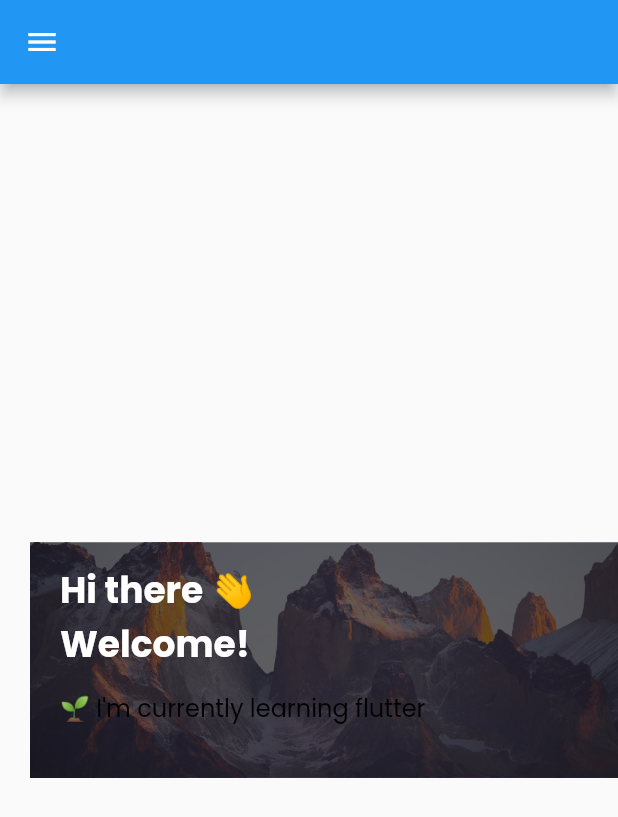
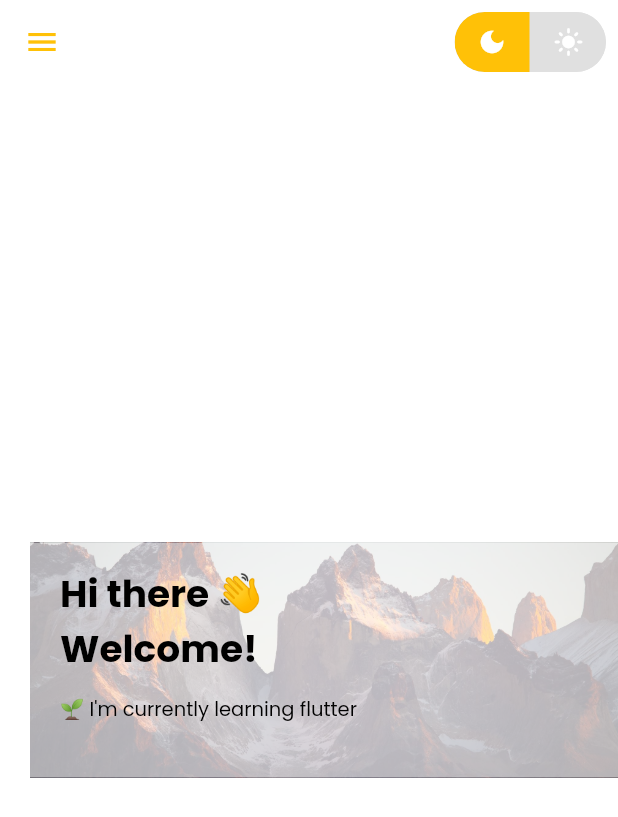
Before and after one commit to BishopSam/portfolio, a Flutter app: the screen it shows after launch, on a phone screen of 412 x 824 dp. Shown: the top 817 px of the screen. Run offline on Flutter 3.47's test engine with Material 2 defaults, Android fonts, the phone set to English and light mode, and no system bars; drawn by our look-alikes of animated_text_kit, toggle_switch; our stand-ins replace flutter_svg, google_fonts.

```diff
--- a/lib/main.dart
+++ b/lib/main.dart
@@ -2,20 +2,51 @@ import 'package:flutter/material.dart';
 import 'package:google_fonts/google_fonts.dart';
 import 'package:portfolio_app/src/constants/app_colors.dart';
 import 'package:portfolio_app/src/home/home_screen.dart';
+import 'package:portfolio_app/src/theme/theme_controller.dart';
+import 'package:portfolio_app/src/theme/theme_service.dart';
 
-void main() {
-  runApp(const MyApp());
+void main() async {
+  // Set up the SettingsController, which will glue user settings to multiple
+  // Flutter Widgets.
+  final themeController = ThemeController(ThemeService());
+
+  // Load the user's preferred theme while the splash screen is displayed.
+  // This prevents a sudden theme change when the app is first displayed.
+  await themeController.loadSettings();
+
+  // Run the app and pass in the SettingsController. The app listens to the
+  // SettingsController for changes, then passes it further down to the
+  // SettingsView.
+
+  runApp(MyApp(
+    themeController: themeController,
+  ));
 }
 
 class MyApp extends StatelessWidget {
-  const MyApp({super.key});
+  const MyApp({super.key, required this.themeController});
+  final ThemeController themeController;
 
   @override
   Widget build(BuildContext context) {
+    return AnimatedBuilder(
+        animation: themeController,
+        builder: (context, child) {
           return MaterialApp(
             title: 'Bishop\'s PortFolio',
-      theme: ThemeData().copyWith(
-        textTheme: GoogleFonts.poppinsTextTheme(Theme.of(context).textTheme)
+            debugShowCheckedModeBanner: false,
+            theme: ThemeData.light().copyWith(
+              primaryColor: primaryColor,
+              scaffoldBackgroundColor: Colors.white,
+              canvasColor: Colors.white,
+              appBarTheme: const AppBarTheme(
+                  color: Colors.transparent,
+                  elevation: 0,
+                  iconTheme: IconThemeData(
+                    color: primaryColor,
+                  )),
+              textTheme:
+                  GoogleFonts.poppinsTextTheme(Theme.of(context).textTheme)
                       .apply(bodyColor: Colors.black)
                       .copyWith(
                         bodyText1: const TextStyle(color: bodyTextColor),
@@ -26,14 +57,25 @@ class MyApp extends StatelessWidget {
               primaryColor: primaryColor,
               scaffoldBackgroundColor: bgColor,
               canvasColor: bgColor,
-        textTheme: GoogleFonts.poppinsTextTheme(Theme.of(context).textTheme)
+              appBarTheme: const AppBarTheme(
+                  color: Colors.transparent,
+                  elevation: 0,
+                  iconTheme: IconThemeData(
+                    color: primaryColor,
+                  )),
+              textTheme:
+                  GoogleFonts.poppinsTextTheme(Theme.of(context).textTheme)
                       .apply(bodyColor: Colors.white)
                       .copyWith(
                         bodyText1: const TextStyle(color: bodyTextColor),
                         bodyText2: const TextStyle(color: bodyTextColor),
                       ),
             ),
-      home: const HomeScreen(),
+            themeMode: themeController.themeMode,
+            home: HomeScreen(
+              themeController: themeController,
+            ),
           );
+        });
   }
 }
--- a/lib/src/common_widgets/animated_progress_indicators.dart
+++ b/lib/src/common_widgets/animated_progress_indicators.dart
@@ -1,7 +1,6 @@
 import 'package:flutter/material.dart';
 import 'package:portfolio_app/src/constants/app_colors.dart';
 import 'package:portfolio_app/src/constants/app_sizes.dart';
-
 
 class AnimatedCircularProgressIndicator extends StatelessWidget {
   const AnimatedCircularProgressIndicator({
@@ -76,7 +75,10 @@ class AnimatedLinearProgressIndicator extends StatelessWidget {
               children: [
                 Text(
                   label,
-                  style: const TextStyle(color: Colors.white),
+                  style: Theme.of(context)
+                      .textTheme
+                      .subtitle2!
+                      .copyWith(fontWeight: FontWeight.w400),
                 ),
                 Text("${(value * 100).toInt()}%"),
               ],
--- a/lib/src/constants/breakpoints.dart
+++ b/lib/src/constants/breakpoints.dart
@@ -3,5 +3,5 @@ class Breakpoint {
   static const double tablet = 1024;
   static const double mobileLarge = 700;
   static const double mobile = 500;
-  static const double maxWidth =1440.0;
+  static const double maxWidth = 1440.0;
 }
--- a/lib/src/home/home_header.dart
+++ b/lib/src/home/home_header.dart
@@ -20,7 +20,7 @@ class HomeBanner extends StatelessWidget {
             "assets/images/bg.jpeg",
             fit: BoxFit.cover,
           ),
-          Container(color: darkColor.withOpacity(0.66)),
+          Container(color: Theme.of(context).canvasColor.withOpacity(0.66)),
           Padding(
             padding: const EdgeInsets.symmetric(horizontal: Sizes.p20),
             child: Column(
@@ -30,14 +30,14 @@ class HomeBanner extends StatelessWidget {
                 Text(
                   "Hi there 👋 \nWelcome!",
                   style: Responsive.isDesktop(context)
-                      ? Theme.of(context).textTheme.headline3!.copyWith(
-                            fontWeight: FontWeight.bold,
-                            color: Colors.white,
-                          )
-                      : Theme.of(context).textTheme.headline5!.copyWith(
-                            fontWeight: FontWeight.bold,
-                            color: Colors.white,
-                          ),
+                      ? Theme.of(context)
+                          .textTheme
+                          .subtitle1!
+                          .copyWith(fontWeight: FontWeight.bold, fontSize: 48)
+                      : Theme.of(context)
+                          .textTheme
+                          .subtitle1!
+                          .copyWith(fontWeight: FontWeight.bold, fontSize: 25),
                 ),
                 if (Responsive.isMobileLarge(context)) gapH12,
                 const MyBuildAnimatedText(),
@@ -86,18 +86,23 @@ class AnimatedText extends StatelessWidget {
   Widget build(BuildContext context) {
     return AnimatedTextKit(
       animatedTexts: [
-        TyperAnimatedText(
-          "🌱 I'm currently learning flutter ",
-          speed: const Duration(milliseconds: 60),
-        ),
-        TyperAnimatedText(
-          "👯 I’m looking to collaborate on flutter projects ",
-          speed: const Duration(milliseconds: 60),
-        ),
-        TyperAnimatedText(
-          "⚡ Fun fact: Wikipedia is downloadable. ",
-          speed: const Duration(milliseconds: 60),
-        ),
+        TyperAnimatedText("🌱 I'm currently learning flutter ",
+            speed: const Duration(milliseconds: 60),
+            textStyle: const TextStyle(
+              fontSize: 13,
+            )),
+        TyperAnimatedText("👯 I’m looking to collaborate on flutter projects ",
+            speed: const Duration(milliseconds: 60),
+            textStyle: Responsive.isMobile(context)
+                ? const TextStyle(
+                    fontSize: 13,
+                  )
+                : null),
+        TyperAnimatedText("⚡ Fun fact: Wikipedia is downloadable. ",
+            speed: const Duration(milliseconds: 60),
+            textStyle: const TextStyle(
+              fontSize: 13,
+            )),
       ],
     );
   }
--- a/lib/src/home/home_screen.dart
+++ b/lib/src/home/home_screen.dart
@@ -1,13 +1,16 @@
 import 'package:flutter/material.dart';
 import 'package:portfolio_app/src/home/home_header.dart';
 import 'package:portfolio_app/src/home/responsive_main_screen.dart';
+import 'package:portfolio_app/src/theme/theme_controller.dart';
 
 class HomeScreen extends StatelessWidget {
-  const HomeScreen({Key? key}) : super(key: key);
+  const HomeScreen({Key? key, required this.themeController}) : super(key: key);
+  final ThemeController themeController;
 
   @override
   Widget build(BuildContext context) {
-    return const MainScreen(
+    return MainScreen(
+      themeController: themeController,
       children: [HomeBanner()],
     );
   }
--- a/lib/src/home/responsive_main_screen.dart
+++ b/lib/src/home/responsive_main_screen.dart
@@ -2,15 +2,32 @@ import 'package:flutter/material.dart';
 import 'package:portfolio_app/src/constants/app_sizes.dart';
 import 'package:portfolio_app/src/constants/breakpoints.dart';
 import 'package:portfolio_app/src/home/widgets/side_menu.dart';
+import 'package:portfolio_app/src/theme/theme_controller.dart';
+import 'package:toggle_switch/toggle_switch.dart';
 
 class MainScreen extends StatelessWidget {
-  const MainScreen({Key? key, required this.children}) : super(key: key);
+  const MainScreen(
+      {Key? key, required this.children, required this.themeController})
+      : super(key: key);
 
   final List<Widget> children;
+  final ThemeController themeController;
 
   @override
   Widget build(BuildContext context) {
     final screenWidth = MediaQuery.of(context).size.width;
+
+    int getThemeModeInt(ThemeMode themeMode) {
+      switch (themeMode) {
+        case ThemeMode.dark:
+          return 0;
+        case ThemeMode.light:
+          return 1;
+        default:
+          return 0;
+      }
+    }
+
     return Scaffold(
       //TODO: add button for toggling theme mode
       appBar: screenWidth >= Breakpoint.tablet
@@ -24,6 +41,31 @@ class MainScreen extends StatelessWidget {
                   icon: const Icon(Icons.menu),
                 ),
               ),
+              actions: [
+                Padding(
+                  padding: const EdgeInsets.all(8.0),
+                  child: ToggleSwitch(
+                    minWidth: 50.0,
+                    minHeight: 60.0,
+                    initialLabelIndex:
+                        getThemeModeInt(themeController.themeMode),
+                    cornerRadius: 20.0,
+                    totalSwitches: ThemeMode.values.length - 1,
+                    icons: const [
+                      Icons.dark_mode,
+                      Icons.light_mode,
+                    ],
+                    iconSize: 20.0,
+                    activeFgColor: Colors.white,
+                    inactiveBgColor: Colors.grey[300],
+                    inactiveFgColor: Colors.white,
+                    // animate must be set to true when using custom curve
+                    onToggle: (index) {
+                      themeController.updateThemeMode(ThemeMode.values[index!]);
+                    },
+                  ),
+                ),
+              ],
             ),
       drawer: const SideMenu(),
       body: Center(
@@ -41,10 +83,42 @@ class MainScreen extends StatelessWidget {
               Expanded(
                 flex: 7,
                 child: SingleChildScrollView(
-                  child: Column(
+                  child: Stack(
                     children: [
-                      ...children,
-                      // our footer
+                      Column(
+                        children: [
+                          ...children,
+                          // our footer
+                        ],
+                      ),
+                      if (screenWidth >= Breakpoint.tablet)
+                        Align(
+                          alignment: Alignment.topRight,
+                          child: Padding(
+                            padding: const EdgeInsets.all(8.0),
+                            child: ToggleSwitch(
+                              minWidth: 50.0,
+                              minHeight: 60.0,
+                              initialLabelIndex:
+                                  getThemeModeInt(themeController.themeMode),
+                              cornerRadius: 20.0,
+                              totalSwitches: ThemeMode.values.length - 1,
+                              icons: const [
+                                Icons.dark_mode,
+                                Icons.light_mode,
+                              ],
+                              iconSize: 20.0,
+                              activeFgColor: Colors.white,
+                              inactiveBgColor: Colors.grey[300],
+                              inactiveFgColor: Colors.white,
+                              // animate must be set to true when using custom curve
+                              onToggle: (index) {
+                                themeController
+                                    .updateThemeMode(ThemeMode.values[index!]);
+                              },
+                            ),
+                          ),
+                        ),
                     ],
                   ),
                 ),
--- a/lib/src/home/widgets/bio_text.dart
+++ b/lib/src/home/widgets/bio_text.dart
@@ -19,7 +19,10 @@ class BioText extends StatelessWidget {
         children: [
           Text(
             title!,
-            style: const TextStyle(color: Colors.white),
+            style: Theme.of(context)
+                .textTheme
+                .subtitle2!
+                .copyWith(fontWeight: FontWeight.w500),
           ),
           gapW20,
           Expanded(
--- a/lib/src/home/widgets/personal_info.dart
+++ b/lib/src/home/widgets/personal_info.dart
@@ -1,5 +1,4 @@
 import 'package:flutter/material.dart';
-import 'package:portfolio_app/src/constants/app_sizes.dart';
 
 class PersonalInfo extends StatelessWidget {
   const PersonalInfo({
@@ -10,8 +9,6 @@ class PersonalInfo extends StatelessWidget {
   Widget build(BuildContext context) {
     return AspectRatio(
       aspectRatio: 1.23,
-      child: Container(
-        color: const Color(0xFF242430),
       child: Column(
         children: [
           const Spacer(flex: 2),
@@ -24,7 +21,6 @@ class PersonalInfo extends StatelessWidget {
             "Bishop Uzochukwu",
             style: Theme.of(context).textTheme.subtitle2,
           ),
-
           const Text(
             "Flutter Developer & Intern at \n HNGi9",
             textAlign: TextAlign.center,
@@ -34,8 +30,8 @@ class PersonalInfo extends StatelessWidget {
             ),
           ),
           const Spacer(flex: 2),
+          const Divider()
         ],
-        ),
       ),
     );
   }
--- /dev/null
+++ b/lib/src/theme/theme_controller.dart
@@ -0,0 +1,49 @@
+import 'package:flutter/material.dart';
+import 'package:portfolio_app/src/theme/theme_service.dart';
+
+/// A class that many Widgets can interact with to read user settings, update
+/// user settings, or listen to user settings changes.
+///
+/// Controllers glue Data Services to Flutter Widgets. The SettingsController
+/// uses the SettingsService to store and retrieve user settings.
+class ThemeController with ChangeNotifier {
+  ThemeController(this._themeService);
+
+  // Make SettingsService a private variable so it is not used directly.
+  final ThemeService _themeService;
+
+  // Make ThemeMode a private variable so it is not updated directly without
+  // also persisting the changes with the SettingsService.
+  late ThemeMode _themeMode;
+
+  // Allow Widgets to read the user's preferred ThemeMode.
+  ThemeMode get themeMode => _themeMode;
+
+  /// Load the user's settings from the SettingsService. It may load from a
+  /// local database or the internet. The controller only knows it can load the
+  /// settings from the service.
+  Future<void> loadSettings() async {
+    _themeMode = await _themeService.themeMode();
+
+    // Important! Inform listeners a change has occurred.
+    notifyListeners();
+  }
+
+  /// Update and persist the ThemeMode based on the user's selection.
+  Future<void> updateThemeMode(ThemeMode? newThemeMode) async {
+    if (newThemeMode == null) return;
+
+    // Do not perform any work if new and old ThemeMode are identical
+    if (newThemeMode == _themeMode) return;
+
+    // Otherwise, store the new ThemeMode in memory
+    _themeMode = newThemeMode;
+
+    // Important! Inform listeners a change has occurred.
+    notifyListeners();
+
+    // Persist the changes to a local database or the internet using the
+    // SettingService.
+    await _themeService.updateThemeMode(newThemeMode);
+  }
+}
--- /dev/null
+++ b/lib/src/theme/theme_service.dart
@@ -0,0 +1,17 @@
+import 'package:flutter/material.dart';
+
+/// A service that stores and retrieves user settings.
+///
+/// By default, this class does not persist user settings. If you'd like to
+/// persist the user settings locally, use the shared_preferences package. If
+/// you'd like to store settings on a web server, use the http package.
+class ThemeService {
+  /// Loads the User's preferred ThemeMode from local or remote storage.
+  Future<ThemeMode> themeMode() async => ThemeMode.system;
+
+  /// Persists the user's preferred ThemeMode to local or remote storage.
+  Future<void> updateThemeMode(ThemeMode theme) async {
+    // Use the shared_preferences package to persist settings locally or the
+    // http package to persist settings over the network.
+  }
+}
```
Also changed, not shown: pubspec.yaml (+6 -13 lines), lib/src/common_widgets/project_card.dart (added), lib/src/models/project.dart (added), lib/src/models/recommendation.dart (added), pubspec.lock. Lines whose indentation alone changed are shown as unchanged.
